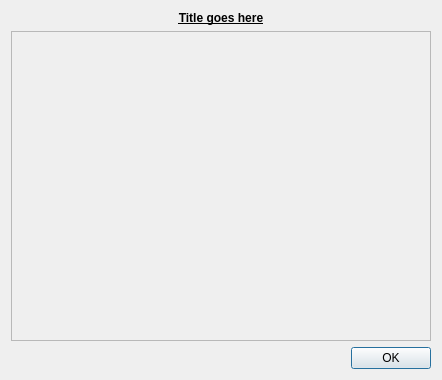
edulix/confclerk, file src/gui/eventdialog.ui: the form before one commit.
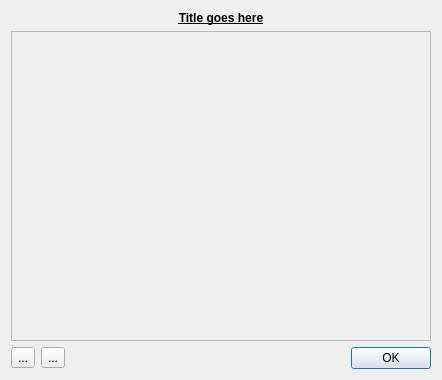
The form after the commit. Icons and pictures are not drawn.

Commit message: Event 'details' dialog now contains also 'favourite' and 'alarm' buttons, so the user can set/unset the property directly from the dialog

Patch:
```diff
--- a/src/gui/eventdialog.ui
+++ b/src/gui/eventdialog.ui
@@ -69,6 +69,28 @@
      </item>
      <item>
       <layout class="QHBoxLayout" name="horizontalLayout" >
+       <item>
+        <widget class="QToolButton" name="alarmButton" >
+         <property name="text" >
+          <string>...</string>
+         </property>
+         <property name="icon" >
+          <iconset resource="../icons.qrc" >
+           <normaloff>:/icons/alarm-offBig.png</normaloff>:/icons/alarm-offBig.png</iconset>
+         </property>
+        </widget>
+       </item>
+       <item>
+        <widget class="QToolButton" name="favouriteButton" >
+         <property name="text" >
+          <string>...</string>
+         </property>
+         <property name="icon" >
+          <iconset resource="../icons.qrc" >
+           <normaloff>:/icons/favourite-offBig.png</normaloff>:/icons/favourite-offBig.png</iconset>
+         </property>
+        </widget>
+       </item>
        <item>
         <spacer name="horizontalSpacer" >
          <property name="orientation" >
```
Left out of the diff: 6 changed lines with no effect on the pictures. The commit also changes 3 other files.
